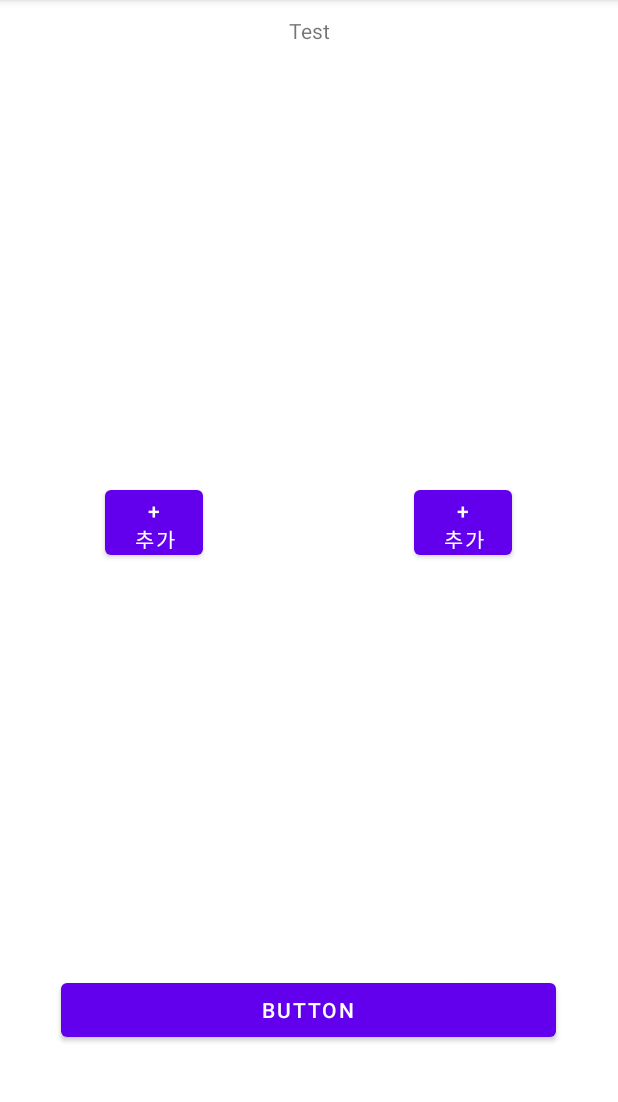
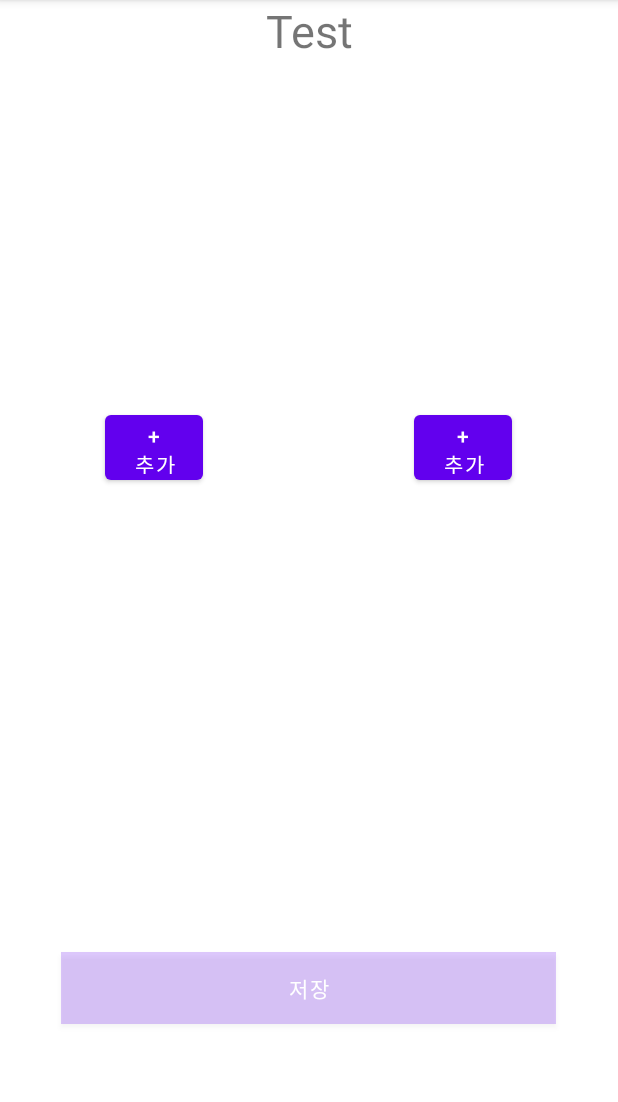
Before and after one commit to Const4nt0228/Inbody, an Android app: the screen it shows after launch (MainActivity), on a phone screen of 412 x 824 dp, the part 84-1186 px from its top. Run offline under Robolectric (Android 15) with nearby library versions, the phone set to English and light mode, and no system bars.

Commit message:
이미지 뷰 합치는거 + 카메라 불러오는거만남음

```diff
--- a/InbodyKot/app/src/main/java/com/pilot/inbodykot/MainActivity.kt
+++ b/InbodyKot/app/src/main/java/com/pilot/inbodykot/MainActivity.kt
@@ -1,9 +1,13 @@
 package com.pilot.inbodykot
 
 import android.Manifest
+import android.app.Activity
 import android.content.Context
 import android.content.Intent
 import android.content.pm.PackageManager
+import android.graphics.Color
+import android.graphics.drawable.Drawable
+import android.net.Uri
 import android.os.Build
 import androidx.appcompat.app.AppCompatActivity
 import android.os.Bundle
@@ -13,6 +17,7 @@ import android.util.Log
 import android.view.View
 import android.widget.Button
 import android.widget.ImageView
+import android.widget.TextView
 import android.widget.Toast
 import androidx.activity.result.ActivityResultLauncher
 import androidx.activity.result.contract.ActivityResultContracts
@@ -26,15 +31,25 @@ class MainActivity : AppCompatActivity() {
     var btn_addpic1: Button? = null
     var btn_takepic1: Button? = null
     var btn_opnalbum1: Button? = null
+    var btn_addpic2: Button? = null
+    var btn_takepic2: Button? = null
+    var btn_opnalbum2: Button? = null
 
-    private val GALLERY = 1
-    private var imageView: ImageView? = .profilemodifyProfileIV
+    var btn_savepic: Button? = null
 
+    var img_view1: ImageView? = null
+    var img_view2: ImageView? = null
+    var text_before: TextView? = null
+    var text_after: TextView? = null
+    private val GALLERY1 = 1
+    private val GALLERY2 = 2
 
 
     override fun onCreate(savedInstanceState: Bundle?) {
         super.onCreate(savedInstanceState)
         setContentView(R.layout.activity_main)
+
+
 
         val filterActivityLauncher: ActivityResultLauncher<Intent> =
             registerForActivityResult(ActivityResultContracts.StartActivityForResult()) {
@@ -73,6 +88,17 @@ class MainActivity : AppCompatActivity() {
         btn_takepic1 = findViewById<Button>(R.id.btnTakePic1)
         btn_opnalbum1 = findViewById<Button>(R.id.btnOpnAlbum1)
 
+        btn_addpic2 = findViewById<Button>(R.id.btnAddPic2)
+        btn_takepic2 = findViewById<Button>(R.id.btnTakePic2)
+        btn_opnalbum2 = findViewById<Button>(R.id.btnOpnAlbum2)
+
+        img_view1 = findViewById(R.id.imageView1)
+        img_view2 = findViewById<ImageView>(R.id.imageView2)
+
+        text_before = findViewById<TextView>(R.id.textBefore)
+        text_after = findViewById<TextView>(R.id.textAfter)
+        btn_savepic = findViewById<Button>(R.id.btnSavePic)
+
     }//onCreate 초기화
 
     fun SetListener(){
@@ -88,12 +114,79 @@ class MainActivity : AppCompatActivity() {
         btn_opnalbum1?.setOnClickListener {
             val intent: Intent = Intent(Intent.ACTION_GET_CONTENT)
             intent.setType("image/*")
-            activityResultLauncher.launch(intent)
+            startActivityForResult(intent,GALLERY1)
+        }
+
+
+        btn_addpic2?.setOnClickListener {
+            //Toast.makeText(this@MainActivity, "토스트 메세지 띄우기 입니다.", Toast.LENGTH_SHORT).show()
+            btn_addpic2!!.visibility = View.INVISIBLE
+            btn_takepic2!!.visibility = View.VISIBLE
+            btn_opnalbum2!!.visibility = View.VISIBLE
+        }
+        btn_takepic2?.setOnClickListener {
+
+        }
+        btn_opnalbum2?.setOnClickListener {
+            val intent: Intent = Intent(Intent.ACTION_GET_CONTENT)
+            intent.setType("image/*")
+            startActivityForResult(intent,GALLERY2)
+        }
+
+        btn_savepic?.setOnClickListener {
+
+
+        }
 
 
 
+    }//fun : 리스너 정리용
+
+    @Override
+    override fun onActivityResult(requestCode: Int, resultCode: Int, data: Intent?) {
+        super.onActivityResult(requestCode, resultCode, data)
+
+        if (resultCode == Activity.RESULT_OK) {
+            if (requestCode == GALLERY1) {
+                var ImnageData: Uri? = data?.data
+                //Toast.makeText(this,ImnageData.toString(), Toast.LENGTH_SHORT ).show()
+                try {
+                    val bitmap = MediaStore.Images.Media.getBitmap(contentResolver, ImnageData)
+                    img_view1?.setImageBitmap(bitmap)
+                    btn_takepic1!!.visibility = View.INVISIBLE
+                    btn_opnalbum1!!.visibility = View.INVISIBLE
+                    text_before!!.visibility=View.VISIBLE
+
+                    if((text_after!!.visibility==View.VISIBLE) && (text_before!!.visibility==View.VISIBLE)){
+                        btn_savepic!!.setBackgroundColor(titleColor)
+                    }
+
+                } catch (e: Exception) {
+                    e.printStackTrace()
+
+                }
+            }else if(requestCode == GALLERY2){
+                var ImnageData: Uri? = data?.data
+                //Toast.makeText(this,ImnageData.toString(), Toast.LENGTH_SHORT ).show()
+                try {
+                    val bitmap = MediaStore.Images.Media.getBitmap(contentResolver, ImnageData)
+                    img_view2?.setImageBitmap(bitmap)
+                    btn_takepic2!!.visibility = View.INVISIBLE
+                    btn_opnalbum2!!.visibility = View.INVISIBLE
+                    text_after!!.visibility=View.VISIBLE
+                    if((text_after!!.visibility==View.VISIBLE) && (text_before!!.visibility==View.VISIBLE)){
+                        btn_savepic!!.setBackgroundColor(Color.BLUE)
+                    }
+
+                } catch (e: Exception) {
+                    e.printStackTrace()
+
+                }
+            }
+
         }
-    }//fun : 리스너 정리용
+    }
+
 
 
 
--- a/InbodyKot/app/src/main/res/layout/activity_main.xml
+++ b/InbodyKot/app/src/main/res/layout/activity_main.xml
@@ -7,34 +7,37 @@
     android:orientation="vertical"
     tools:context=".MainActivity" >
 
+    <LinearLayout
+        android:layout_width="match_parent"
+        android:layout_height="wrap_content"
+        android:orientation="vertical">
+
         <TextView
             android:id="@+id/textView2"
             android:layout_width="match_parent"
-        android:layout_height="41dp"
+            android:layout_height="wrap_content"
             android:gravity="center"
-        android:text="Test" />
+            android:text="Test"
+            android:textSize="30dp" />
+    </LinearLayout>
 
     <LinearLayout
         android:layout_width="match_parent"
-        android:layout_height="608dp"
-        android:orientation="horizontal">
-
-        <LinearLayout
-            android:layout_width="match_parent"
-            android:layout_height="match_parent"
-            android:layout_weight="1"
+        android:layout_height="wrap_content"
         android:orientation="horizontal">
 
         <FrameLayout
             android:layout_width="match_parent"
-                android:layout_height="match_parent"
-                android:layout_gravity="center">
+            android:layout_height="wrap_content"
+            android:layout_gravity="center"
+            android:layout_weight="1">
 
             <ImageView
-                    android:id="@+id/imageView5"
+                android:id="@+id/imageView1"
                 android:layout_width="match_parent"
                 android:layout_height="509dp"
                 android:layout_gravity="center"
+                android:scaleType="centerCrop"
                 tools:srcCompat="@tools:sample/avatars" />
 
             <FrameLayout
@@ -74,30 +77,44 @@
                         android:text="앨범"
                         android:visibility="invisible"
 
+                        />
 
-                            />
                 </LinearLayout>
+
+                <FrameLayout
+                    android:layout_gravity="bottom"
+                    android:layout_width="match_parent"
+                    android:layout_height="wrap_content"
+                    >
+
+                    <TextView
+                        android:id="@+id/textBefore"
+                        android:layout_width="40dp"
+                        android:layout_height="wrap_content"
+                        android:layout_gravity="center"
+                        android:background="@color/cardview_shadow_start_color"
+                        android:gravity="center"
+                        android:text="후"
+                        android:textSize="20dp"
+                        android:visibility="invisible" />
                 </FrameLayout>
 
             </FrameLayout>
-        </LinearLayout>
 
-        <LinearLayout
-            android:layout_width="match_parent"
-            android:layout_height="match_parent"
-            android:layout_weight="1"
-            android:orientation="horizontal">
+        </FrameLayout>
 
         <FrameLayout
             android:layout_width="match_parent"
-                android:layout_height="match_parent"
-                android:layout_gravity="center">
+            android:layout_height="wrap_content"
+            android:layout_gravity="center"
+            android:layout_weight="1">
 
             <ImageView
-                    android:id="@+id/imageView6"
+                android:id="@+id/imageView2"
                 android:layout_width="match_parent"
                 android:layout_height="509dp"
                 android:layout_gravity="center"
+                android:scaleType="centerCrop"
                 tools:srcCompat="@tools:sample/avatars" />
 
             <FrameLayout
@@ -117,8 +134,7 @@
                         android:layout_height="wrap_content"
                         android:layout_gravity="center"
                         android:text="사진\n촬영"
-                            android:visibility="invisible"
-                            />
+                        android:visibility="invisible" />
 
                     <Button
                         android:id="@+id/btnAddPic2"
@@ -133,19 +149,51 @@
                         android:layout_height="55dp"
                         android:layout_gravity="center"
                         android:text="앨범"
+                        android:visibility="invisible" />
+
+                </LinearLayout>
+
+                <FrameLayout
+                    android:layout_gravity="bottom"
+                    android:layout_width="match_parent"
+                    android:layout_height="wrap_content">
+
+                    <TextView
+                        android:id="@+id/textAfter"
+                        android:layout_width="40dp"
+                        android:layout_height="wrap_content"
+                        android:layout_gravity="center"
+                        android:background="@color/cardview_shadow_start_color"
+                        android:gravity="center"
+                        android:text="후"
+                        android:textSize="20dp"
                         android:visibility="invisible"
+
                         />
-                    </LinearLayout>
+                </FrameLayout>
+
             </FrameLayout>
         </FrameLayout>
-        </LinearLayout>
+
     </LinearLayout>
 
+    <LinearLayout
+
+        android:gravity="center"
+        android:layout_width="match_parent"
+        android:layout_height="match_parent"
+        android:orientation="vertical">
+
         <Button
-        android:layout_gravity="center"
+
             android:id="@+id/btnSavePic"
             android:layout_width="330dp"
             android:layout_height="wrap_content"
-        android:text="Button" />
+            android:layout_gravity="center"
+            android:background="@color/cardview_shadow_start_color"
+            android:clickable="false"
+            android:gravity="center"
+            android:text="저장" />
+    </LinearLayout>
 
 </LinearLayout>
```
Lines whose indentation alone changed are shown as unchanged.
